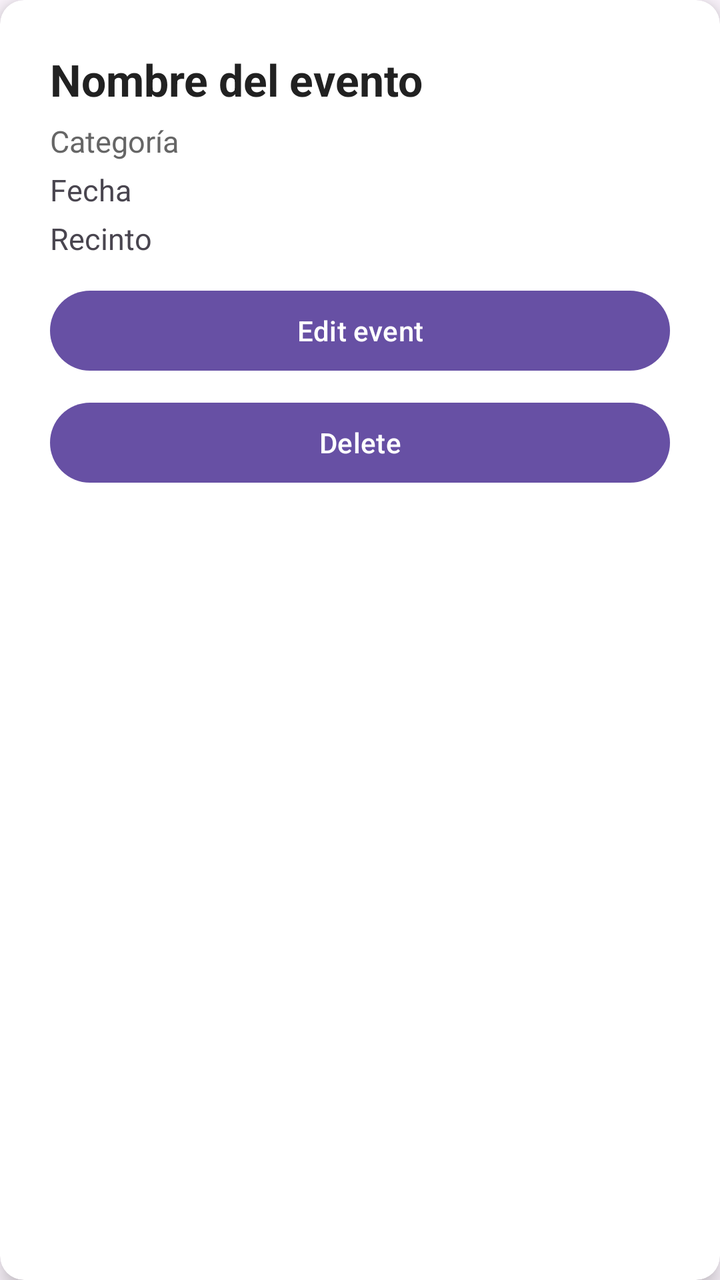
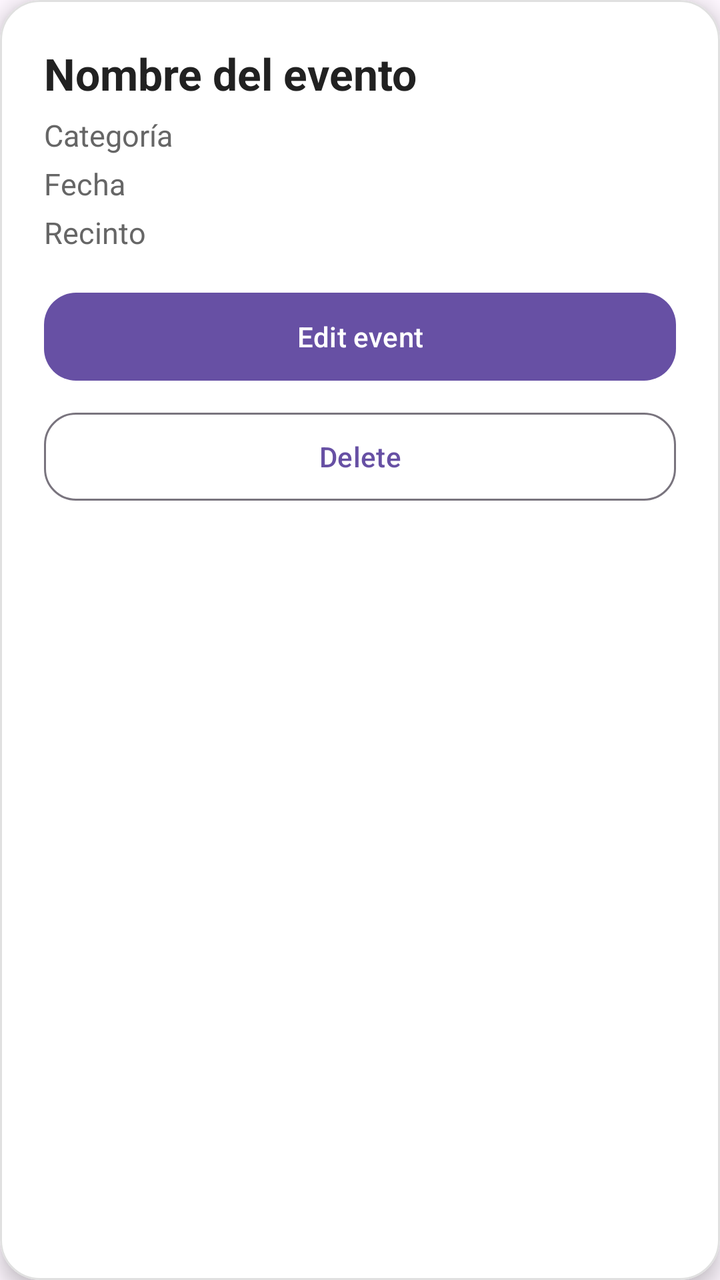

The first picture is an Android layout as it rendered before a commit; the second is the same layout after the commit. The layout source and the unified diff follow.
<!-- AndroidManifest.xml: application theme Theme.AppEventia -->
<!-- res/layout/item_evento.xml -->
<?xml version="1.0" encoding="utf-8"?>
<androidx.cardview.widget.CardView
    xmlns:android="http://schemas.android.com/apk/res/android"
    xmlns:card_view="http://schemas.android.com/apk/res-auto"
    android:layout_width="match_parent"
    android:layout_height="wrap_content"
    android:layout_marginBottom="12dp"
    card_view:cardCornerRadius="12dp"
    card_view:cardElevation="6dp"
    android:layout_marginStart="8dp"
    android:layout_marginEnd="8dp"
    android:layout_marginTop="8dp">

    <LinearLayout
        android:layout_width="match_parent"
        android:layout_height="wrap_content"
        android:orientation="vertical"
        android:padding="25dp">

        <TextView
            android:id="@+id/eventoNombreText"
            android:layout_width="match_parent"
            android:layout_height="wrap_content"
            android:text="Nombre del evento"
            android:textSize="22sp"
            android:textStyle="bold"
            android:textColor="#212121"/>

        <TextView
            android:id="@+id/eventoCategoriaText"
            android:layout_width="match_parent"
            android:layout_height="wrap_content"
            android:text="Categoría"
            android:textSize="15sp"
            android:textColor="#666666"
            android:layout_marginTop="6dp"/>

        <TextView
            android:id="@+id/eventoFechaText"
            android:layout_width="match_parent"
            android:layout_height="wrap_content"
            android:text="Fecha"
            android:textSize="15sp"
            android:layout_marginTop="4dp"/>

        <TextView
            android:id="@+id/eventoRecintoText"
            android:layout_width="match_parent"
            android:layout_height="wrap_content"
            android:text="Recinto"
            android:textSize="15sp"
            android:layout_marginTop="4dp"/>

        <Button
            android:id="@+id/editEventoButton"
            android:layout_width="match_parent"
            android:layout_height="wrap_content"
            android:text="@string/edit_event"
            android:layout_marginTop="12dp"/>

        <Button
            android:id="@+id/deleteEventoButton"
            android:layout_width="match_parent"
            android:layout_height="wrap_content"
            android:text="@string/delete"
            android:layout_marginTop="8dp"/>

    </LinearLayout>

</androidx.cardview.widget.CardView>
<!-- resources referenced by this layout -->
<resources>
  <string name="delete">Delete</string>
  <string name="edit_event">Edit event</string>
  <style name="Theme.AppEventia" parent="Base.Theme.AppEventia" />
  <style name="Base.Theme.AppEventia" parent="Theme.Material3.DayNight">
          
          
      </style>
</resources>

<!-- the commit's change to res/layout/item_evento.xml (unified diff, before → after) -->
@@ -1,21 +1,24 @@
 <?xml version="1.0" encoding="utf-8"?>
-<androidx.cardview.widget.CardView
+<com.google.android.material.card.MaterialCardView
     xmlns:android="http://schemas.android.com/apk/res/android"
-    xmlns:card_view="http://schemas.android.com/apk/res-auto"
+    xmlns:app="http://schemas.android.com/apk/res-auto"
     android:layout_width="match_parent"
     android:layout_height="wrap_content"
     android:layout_marginBottom="12dp"
-    card_view:cardCornerRadius="12dp"
-    card_view:cardElevation="6dp"
     android:layout_marginStart="8dp"
     android:layout_marginEnd="8dp"
-    android:layout_marginTop="8dp">
+    android:layout_marginTop="8dp"
+    app:cardCornerRadius="20dp"
+    app:cardElevation="6dp"
+    app:cardBackgroundColor="#FFFFFF"
+    app:strokeColor="#E0E0E0"
+    app:strokeWidth="1dp">
 
     <LinearLayout
         android:layout_width="match_parent"
         android:layout_height="wrap_content"
         android:orientation="vertical"
-        android:padding="25dp">
+        android:padding="22dp">
 
         <TextView
             android:id="@+id/eventoNombreText"
@@ -41,6 +44,7 @@
             android:layout_height="wrap_content"
             android:text="Fecha"
             android:textSize="15sp"
+            android:textColor="#666666"
             android:layout_marginTop="4dp"/>
 
         <TextView
@@ -49,22 +53,26 @@
             android:layout_height="wrap_content"
             android:text="Recinto"
             android:textSize="15sp"
+            android:textColor="#666666"
             android:layout_marginTop="4dp"/>
 
-        <Button
+        <com.google.android.material.button.MaterialButton
             android:id="@+id/editEventoButton"
             android:layout_width="match_parent"
-            android:layout_height="wrap_content"
+            android:layout_height="52dp"
             android:text="@string/edit_event"
-            android:layout_marginTop="12dp"/>
+            android:layout_marginTop="16dp"
+            app:cornerRadius="16dp"/>
 
-        <Button
+        <com.google.android.material.button.MaterialButton
             android:id="@+id/deleteEventoButton"
             android:layout_width="match_parent"
-            android:layout_height="wrap_content"
+            android:layout_height="52dp"
             android:text="@string/delete"
-            android:layout_marginTop="8dp"/>
+            android:layout_marginTop="8dp"
+            app:cornerRadius="16dp"
+            style="@style/Widget.Material3.Button.OutlinedButton"/>
 
     </LinearLayout>
 
-</androidx.cardview.widget.CardView>
+</com.google.android.material.card.MaterialCardView>
